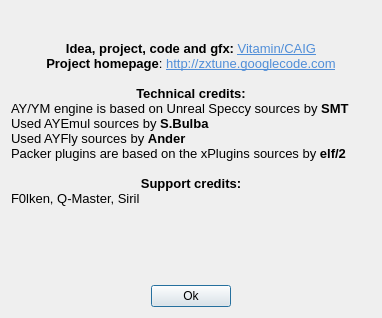
Before: the Qt Designer form apps/zxtune-qt/ui/aboutdialog.ui in vitamin-caig/zxtune, drawn with Qt 5.
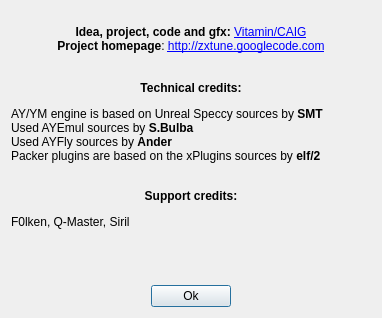
After: the same form once the commit is applied. Icons and pictures are not drawn.

```diff
--- a/apps/zxtune-qt/ui/aboutdialog.ui
+++ b/apps/zxtune-qt/ui/aboutdialog.ui
@@ -28,22 +28,20 @@
     <widget class="QLabel" name="staticText">
      <property name="text">
       <string>&lt;!DOCTYPE HTML PUBLIC &quot;-//W3C//DTD HTML 4.0//EN&quot; &quot;http://www.w3.org/TR/REC-html40/strict.dtd&quot;&gt;
-&lt;html&gt;&lt;head&gt;&lt;meta name=&quot;qrichtext&quot; content=&quot;1&quot; /&gt;&lt;style type=&quot;text/css&quot;&gt;
-p, li { white-space: pre-wrap; }
-&lt;/style&gt;&lt;/head&gt;&lt;body style=&quot; font-family:'Sans Serif'; font-size:10pt; font-weight:400; font-style:normal;&quot;&gt;
-&lt;p align=&quot;center&quot; style=&quot; margin-top:0px; margin-bottom:0px; margin-left:0px; margin-right:0px; -qt-block-indent:0; text-indent:0px;&quot;&gt;&lt;img src=&quot;:/logo.png&quot; /&gt;&lt;/p&gt;
-&lt;p align=&quot;center&quot; style=&quot;-qt-paragraph-type:empty; margin-top:0px; margin-bottom:0px; margin-left:0px; margin-right:0px; -qt-block-indent:0; text-indent:0px; font-weight:600;&quot;&gt;&lt;/p&gt;
-&lt;p align=&quot;center&quot; style=&quot; margin-top:0px; margin-bottom:0px; margin-left:0px; margin-right:0px; -qt-block-indent:0; text-indent:0px;&quot;&gt;&lt;span style=&quot; font-weight:600;&quot;&gt;Idea, project, code and gfx: &lt;/span&gt;&lt;a href=&quot;mailto:vitamin.caig@gmail.com&quot;&gt;&lt;span style=&quot; text-decoration: underline; color:#508ed8;&quot;&gt;Vitamin/CAIG&lt;/span&gt;&lt;/a&gt;&lt;/p&gt;
-&lt;p align=&quot;center&quot; style=&quot; margin-top:0px; margin-bottom:0px; margin-left:0px; margin-right:0px; -qt-block-indent:0; text-indent:0px;&quot;&gt;&lt;span style=&quot; font-weight:600;&quot;&gt;Project homepage&lt;/span&gt;: &lt;a href=&quot;http://zxtune.googlecode.com&quot;&gt;&lt;span style=&quot; text-decoration: underline; color:#508ed8;&quot;&gt;http://zxtune.googlecode.com&lt;/span&gt;&lt;/a&gt;&lt;/p&gt;
-&lt;p align=&quot;justify&quot; style=&quot;-qt-paragraph-type:empty; margin-top:0px; margin-bottom:0px; margin-left:0px; margin-right:0px; -qt-block-indent:0; text-indent:0px;&quot;&gt;&lt;/p&gt;
-&lt;p align=&quot;center&quot; style=&quot; margin-top:0px; margin-bottom:0px; margin-left:0px; margin-right:0px; -qt-block-indent:0; text-indent:0px;&quot;&gt;&lt;span style=&quot; font-weight:600;&quot;&gt;Technical credits:&lt;/span&gt;&lt;/p&gt;
-&lt;p align=&quot;justify&quot; style=&quot; margin-top:0px; margin-bottom:0px; margin-left:0px; margin-right:0px; -qt-block-indent:0; text-indent:0px;&quot;&gt;AY/YM engine is based on Unreal Speccy sources by &lt;span style=&quot; font-weight:600;&quot;&gt;SMT&lt;/span&gt;&lt;/p&gt;
-&lt;p align=&quot;justify&quot; style=&quot; margin-top:0px; margin-bottom:0px; margin-left:0px; margin-right:0px; -qt-block-indent:0; text-indent:0px;&quot;&gt;Used AYEmul sources by &lt;span style=&quot; font-weight:600;&quot;&gt;S.Bulba&lt;/span&gt;&lt;/p&gt;
-&lt;p align=&quot;justify&quot; style=&quot; margin-top:0px; margin-bottom:0px; margin-left:0px; margin-right:0px; -qt-block-indent:0; text-indent:0px;&quot;&gt;Used AYFly sources by &lt;span style=&quot; font-weight:600;&quot;&gt;Ander&lt;/span&gt;&lt;/p&gt;
-&lt;p align=&quot;justify&quot; style=&quot; margin-top:0px; margin-bottom:0px; margin-left:0px; margin-right:0px; -qt-block-indent:0; text-indent:0px;&quot;&gt;Packer plugins are based on the xPlugins sources by &lt;span style=&quot; font-weight:600;&quot;&gt;elf/2&lt;/span&gt;&lt;/p&gt;
-&lt;p align=&quot;justify&quot; style=&quot; margin-top:0px; margin-bottom:0px; margin-left:0px; margin-right:0px; -qt-block-indent:0; text-indent:0px;&quot;&gt; &lt;/p&gt;
-&lt;p align=&quot;center&quot; style=&quot; margin-top:0px; margin-bottom:0px; margin-left:0px; margin-right:0px; -qt-block-indent:0; text-indent:0px;&quot;&gt;&lt;span style=&quot; font-weight:600;&quot;&gt;Support credits:&lt;/span&gt;&lt;/p&gt;
-&lt;p align=&quot;justify&quot; style=&quot; margin-top:0px; margin-bottom:0px; margin-left:0px; margin-right:0px; -qt-block-indent:0; text-indent:0px;&quot;&gt;F0lken, Q-Master, Siril&lt;/p&gt;&lt;/body&gt;&lt;/html&gt;</string>
+&lt;html&gt;&lt;head&gt;&lt;meta name=&quot;qrichtext&quot; content=&quot;1&quot; /&gt;&lt;/head&gt;&lt;body&gt;
+&lt;center&gt;&lt;img src=&quot;:/logo.png&quot; /&gt;&lt;br/&gt;
+&lt;b&gt;Idea, project, code and gfx: &lt;/b&gt;&lt;a href=&quot;mailto:vitamin.caig@gmail.com&quot;&gt;Vitamin/CAIG&lt;/a&gt;&lt;br/&gt;
+&lt;b&gt;Project homepage&lt;/b&gt;: &lt;a href=&quot;http://zxtune.googlecode.com&quot;&gt;http://zxtune.googlecode.com&lt;/a&gt;&lt;/center&gt;&lt;br/&gt;
+&lt;center&gt;&lt;b&gt;Technical credits:&lt;/b&gt;&lt;/center&gt;
+&lt;p align=&quot;justify&quot;&gt;
+AY/YM engine is based on Unreal Speccy sources by &lt;b&gt;SMT&lt;/b&gt;&lt;br/&gt;
+Used AYEmul sources by &lt;b&gt;S.Bulba&lt;/b&gt;&lt;br/&gt;
+Used AYFly sources by &lt;b&gt;Ander&lt;/b&gt;&lt;br/&gt;
+Packer plugins are based on the xPlugins sources by &lt;b&gt;elf/2&lt;/b&gt;&lt;br/&gt;
+
+&lt;center&gt;&lt;b&gt;Support credits:&lt;/b&gt;&lt;/center&gt;
+&lt;p align=&quot;justify&quot;&gt;F0lken, Q-Master, Siril&lt;/p&gt;
+&lt;/body&gt;&lt;/html&gt;</string>
      </property>
     </widget>
    </item>
```
Left out of the diff: 3 changed lines with no effect on the pictures.
